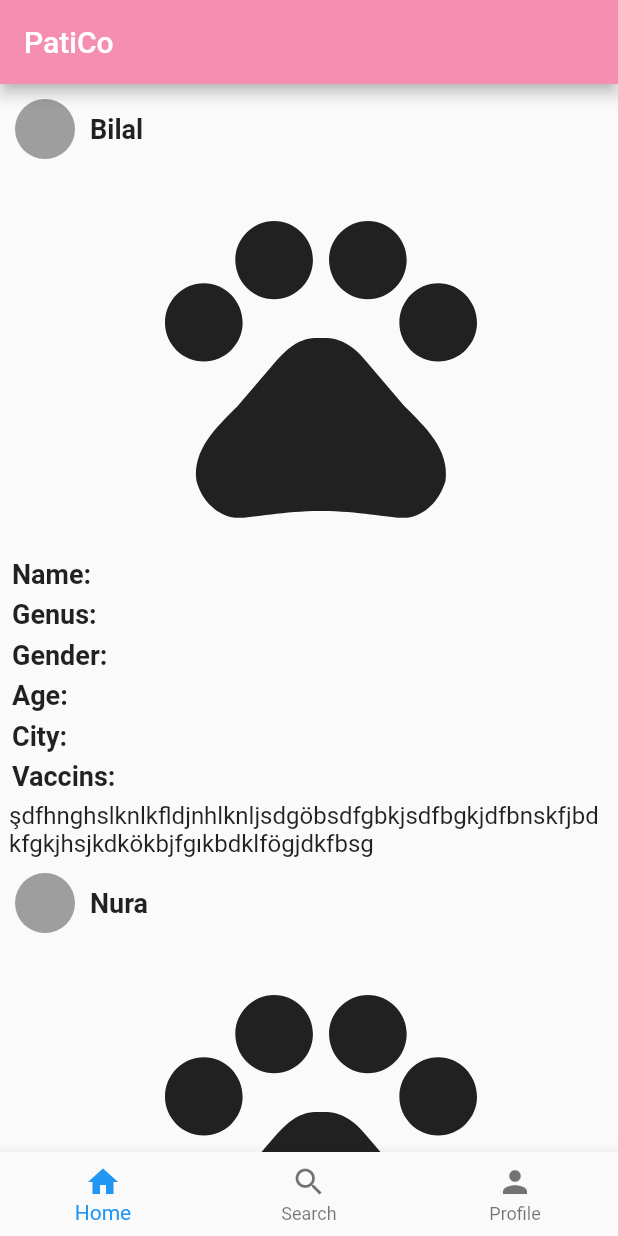
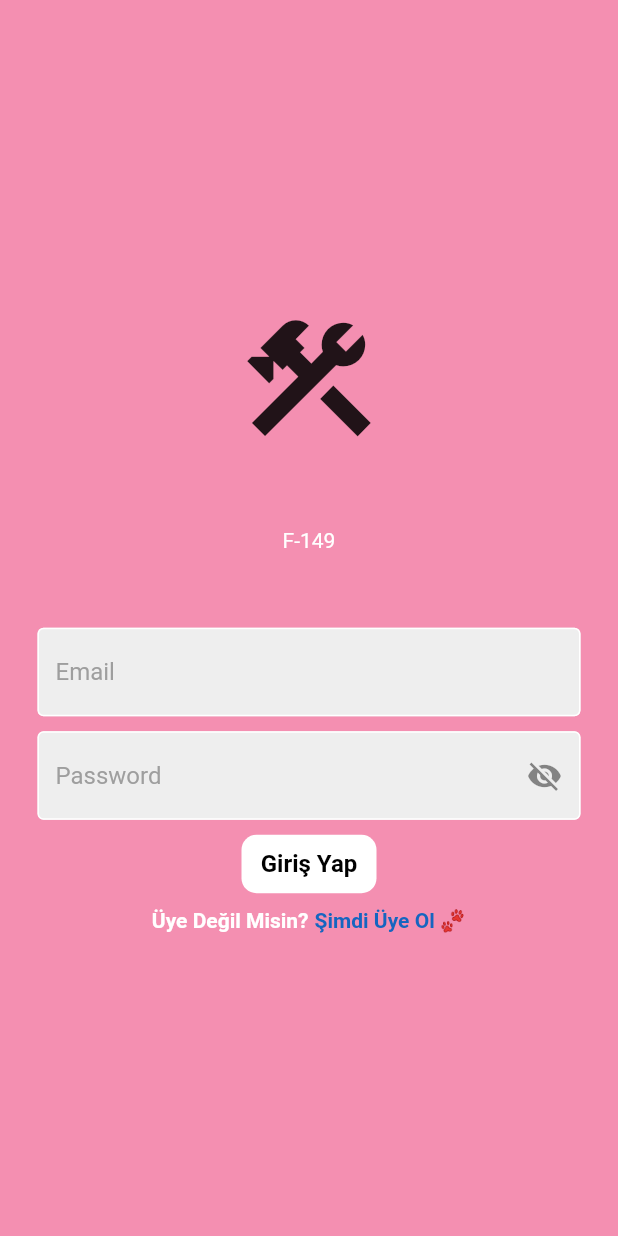
Before and after one commit to nurakacann/f149, a Flutter app: the screen it shows after launch, on a phone screen of 412 x 824 dp. Run offline on Flutter 3.47's test engine with Material 2 defaults, Android fonts, the phone set to English and light mode, and no system bars.

Commit message:
login sayfası eklendi

```diff
--- a/lib/main.dart
+++ b/lib/main.dart
@@ -1,8 +1,7 @@
 import 'package:flutter/cupertino.dart';
 import 'package:flutter/material.dart';
 import 'package:patico/home.dart';
-
-
+import 'package:patico/pages/login_register/login_page.dart';
 
 void main() {
   runApp(const MyApp());
@@ -14,9 +13,9 @@ class MyApp extends StatelessWidget {
   @override
   Widget build(BuildContext context) {
     return MaterialApp(
+      title: 'F-149',
       debugShowCheckedModeBanner: false,
-      home: HomePage(),
-
-      );
+      home: LoginPage(),
+    );
   }
 }
--- a/lib/pages/login_register/login_page.dart
+++ b/lib/pages/login_register/login_page.dart
@@ -0,0 +1,99 @@
+import 'package:flutter/material.dart';
+import 'package:patico/widgets/button.dart';
+import 'package:patico/widgets/text_field.dart';
+
+class LoginPage extends StatefulWidget {
+  //final Function()? onTap;
+  const LoginPage({
+    Key? key,
+  }) : super(key: key);
+
+  @override
+  State<LoginPage> createState() => _RegisterPageState();
+}
+
+class _RegisterPageState extends State<LoginPage> {
+  //text editing controllers
+  final emailTextController = TextEditingController();
+  final passwordTextController = TextEditingController();
+
+  //sign user in
+  void signIn() async {
+    //show loading circle
+  }
+
+  @override
+  Widget build(BuildContext context) {
+    return Scaffold(
+      backgroundColor: Colors.pink[200],
+      body: SafeArea(
+        child: Center(
+          child: Padding(
+            padding: const EdgeInsets.symmetric(horizontal: 25.0),
+            child: SingleChildScrollView(
+              child: Column(
+                mainAxisAlignment: MainAxisAlignment.center,
+                children: [
+                  //const SizedBox(height: 50),
+                  //logo
+                  const Icon(Icons.construction, size: 100),
+                  const SizedBox(height: 50),
+
+                  //welcome back message
+                  const Text(
+                    "F-149",
+                    style: TextStyle(color: Colors.white),
+                  ),
+                  const SizedBox(height: 50),
+
+                  //email textfield
+                  MyTextField(
+                    controller: emailTextController,
+                    hintText: "Email",
+                    obscureText: false,
+                  ),
+                  const SizedBox(height: 10),
+
+                  //password textfield
+                  MyTextField(
+                    controller: passwordTextController,
+                    hintText: "Password",
+                    obscureText: true,
+                  ),
+                  const SizedBox(height: 10),
+
+                  //sign in buton
+
+                  MyButton(onTap: signIn, text: "Giriş Yap"),
+                  const SizedBox(height: 10),
+
+                  //go to register page
+                  GestureDetector(
+                    //onTap: widget.onTap,
+                    child: Row(
+                      mainAxisAlignment: MainAxisAlignment.center,
+                      children: [
+                        const Text(
+                          "Üye Değil Misin?",
+                          style: TextStyle(
+                              fontWeight: FontWeight.bold, color: Colors.white),
+                        ),
+                        const SizedBox(width: 4),
+                        Text(
+                          "Şimdi Üye Ol 🐾",
+                          style: TextStyle(
+                              fontWeight: FontWeight.bold,
+                              color: Colors.blue[800]),
+                        ),
+                      ],
+                    ),
+                  )
+                ],
+              ),
+            ),
+          ),
+        ),
+      ),
+    );
+  }
+}
```
Also changed, not shown: lib/theme/themes.dart (added).
